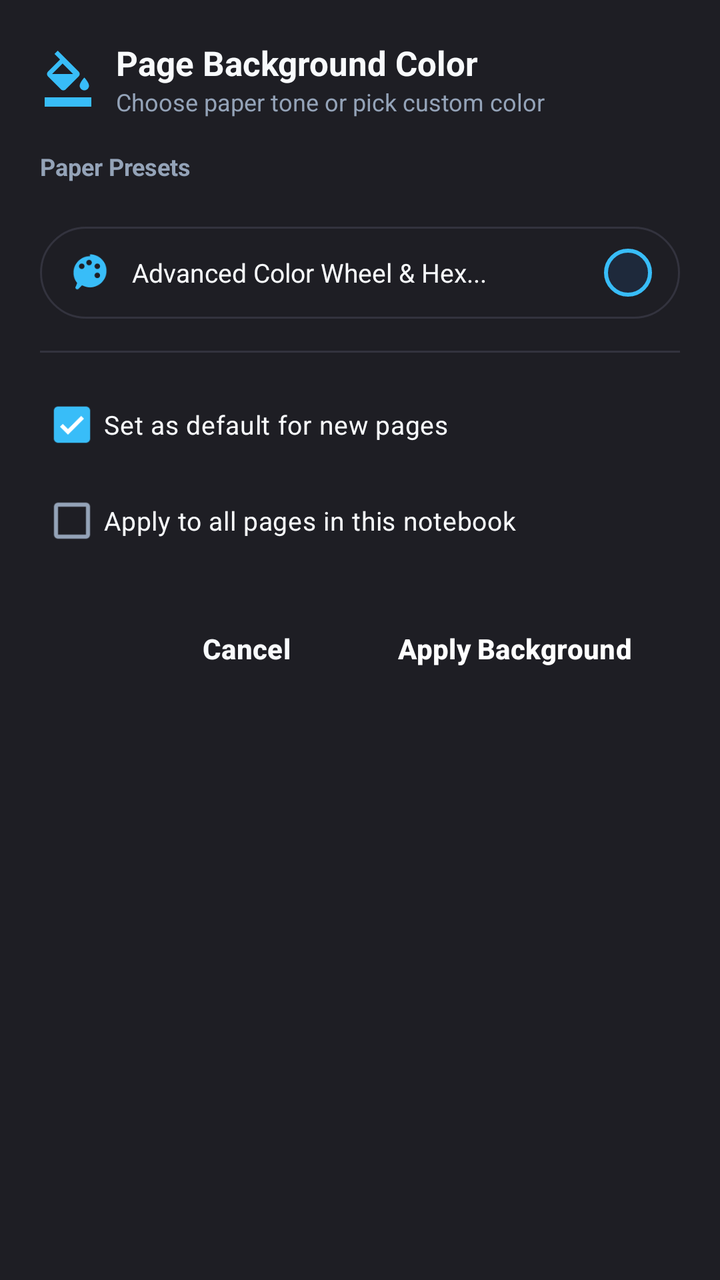
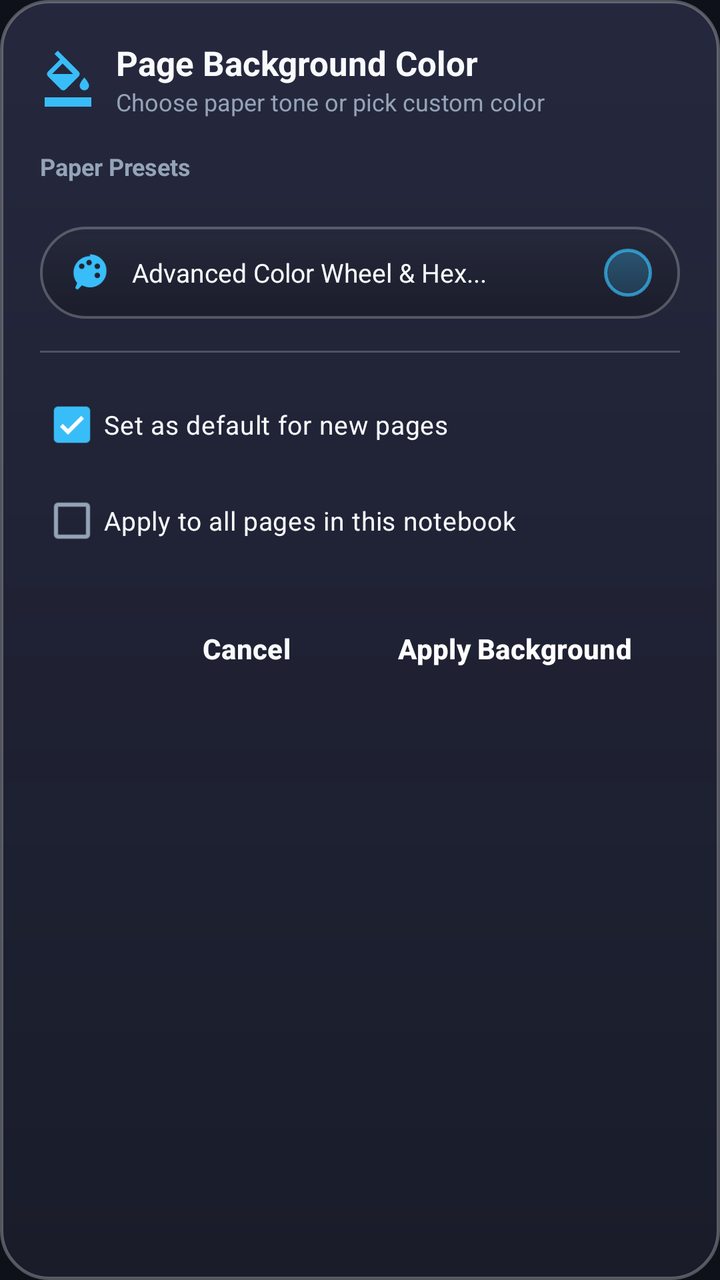

The first picture is an Android layout as it rendered before a commit; the second is the same layout after the commit. The layout source and the unified diff follow.
<!-- AndroidManifest.xml: application theme Theme.OpenNotes -->
<!-- res/layout/dialog_page_color_selector.xml -->
<?xml version="1.0" encoding="utf-8"?>
<LinearLayout xmlns:android="http://schemas.android.com/apk/res/android"
    xmlns:app="http://schemas.android.com/apk/res-auto"
    android:layout_width="match_parent"
    android:layout_height="wrap_content"
    android:background="@color/surface"
    android:orientation="vertical"
    android:padding="20dp">

    
    <LinearLayout
        android:layout_width="match_parent"
        android:layout_height="wrap_content"
        android:gravity="center_vertical"
        android:orientation="horizontal"
        android:layout_marginBottom="16dp">

        <ImageView
            android:layout_width="28dp"
            android:layout_height="28dp"
            android:src="@drawable/ic_page_color"
            app:tint="@color/accent"
            android:layout_marginEnd="10dp" />

        <LinearLayout
            android:layout_width="0dp"
            android:layout_height="wrap_content"
            android:layout_weight="1"
            android:orientation="vertical">

            <TextView
                android:layout_width="wrap_content"
                android:layout_height="wrap_content"
                android:text="Page Background Color"
                android:textColor="@color/text_primary"
                android:textSize="17sp"
                android:textStyle="bold" />

            <TextView
                android:layout_width="wrap_content"
                android:layout_height="wrap_content"
                android:text="Choose paper tone or pick custom color"
                android:textColor="@color/text_secondary"
                android:textSize="12sp" />
        </LinearLayout>
    </LinearLayout>

    
    <TextView
        android:layout_width="wrap_content"
        android:layout_height="wrap_content"
        android:text="Paper Presets"
        android:textColor="@color/text_secondary"
        android:textSize="12sp"
        android:textStyle="bold"
        android:layout_marginBottom="8dp" />

    <HorizontalScrollView
        android:layout_width="match_parent"
        android:layout_height="wrap_content"
        android:scrollbars="none"
        android:layout_marginBottom="14dp">

        <LinearLayout
            android:id="@+id/layoutColorPresets"
            android:layout_width="wrap_content"
            android:layout_height="wrap_content"
            android:orientation="horizontal"
            android:gravity="center_vertical">
            
        </LinearLayout>
    </HorizontalScrollView>

    
    <LinearLayout
        android:id="@+id/btnOpenCustomColorPicker"
        android:layout_width="match_parent"
        android:layout_height="46dp"
        android:orientation="horizontal"
        android:gravity="center_vertical"
        android:paddingHorizontal="14dp"
        android:background="@drawable/bg_floating_pill"
        android:layout_marginBottom="16dp"
        android:clickable="true"
        android:focusable="true">

        <ImageView
            android:layout_width="22dp"
            android:layout_height="22dp"
            android:src="@drawable/ic_palette"
            app:tint="@color/accent" />

        <TextView
            android:layout_width="0dp"
            android:layout_height="wrap_content"
            android:layout_weight="1"
            android:layout_marginStart="10dp"
            android:text="Advanced Color Wheel &amp; Hex..."
            android:textColor="@color/text_primary"
            android:textSize="13sp" />

        <View
            android:id="@+id/previewSelectedBgColor"
            android:layout_width="24dp"
            android:layout_height="24dp"
            android:background="@drawable/bg_tool_button_active" />
    </LinearLayout>

    <View
        android:layout_width="match_parent"
        android:layout_height="1dp"
        android:background="@color/divider"
        android:layout_marginBottom="12dp" />

    
    <com.google.android.material.checkbox.MaterialCheckBox
        android:id="@+id/checkSetAsNotebookDefault"
        android:layout_width="match_parent"
        android:layout_height="wrap_content"
        android:text="Set as default for new pages"
        android:textColor="@color/text_primary"
        android:textSize="13sp"
        android:checked="true" />

    
    <com.google.android.material.checkbox.MaterialCheckBox
        android:id="@+id/checkApplyToAllPages"
        android:layout_width="match_parent"
        android:layout_height="wrap_content"
        android:text="Apply to all pages in this notebook"
        android:textColor="@color/text_primary"
        android:textSize="13sp"
        android:checked="false"
        android:layout_marginBottom="16dp" />

    
    <LinearLayout
        android:layout_width="match_parent"
        android:layout_height="wrap_content"
        android:gravity="end"
        android:orientation="horizontal">

        <Button
            android:id="@+id/btnCancelColorDialog"
            style="@style/Widget.Material3.Button.TextButton"
            android:layout_width="wrap_content"
            android:layout_height="wrap_content"
            android:text="Cancel"
            android:textStyle="bold"
            android:textColor="@color/text_primary" />

        <Button
            android:id="@+id/btnApplyColorDialog"
            style="@style/Widget.Material3.Button"
            android:layout_width="wrap_content"
            android:layout_height="wrap_content"
            android:layout_marginStart="8dp"
            android:text="Apply Background"
            android:textStyle="bold"
            android:textColor="#FFFFFF"
            app:backgroundTint="@color/accent" />
    </LinearLayout>

</LinearLayout>
<!-- resources referenced by this layout -->
<resources>
  <color name="accent">#38BDF8</color>
  <color name="divider">#33333E</color>
  <color name="surface">#1E1E24</color>
  <color name="text_primary">#F8FAFC</color>
  <color name="text_secondary">#94A3B8</color>
  <!-- drawable bg_floating_pill (drawable) -->
  <?xml version="1.0" encoding="utf-8"?>
  <shape xmlns:android="http://schemas.android.com/apk/res/android"
      android:shape="rectangle">
      <corners android:radius="24dp" />
      <solid android:color="@color/surface" />
      <stroke
          android:width="1dp"
          android:color="@color/divider" />
  </shape>
  <!-- drawable bg_tool_button_active (drawable) -->
  <?xml version="1.0" encoding="utf-8"?>
  <shape xmlns:android="http://schemas.android.com/apk/res/android"
      android:shape="rectangle">
      <corners android:radius="12dp" />
      <solid android:color="@color/accent_light" />
      <stroke android:width="2dp" android:color="@color/accent" />
  </shape>
  <!-- drawable ic_page_color (drawable) -->
  <vector xmlns:android="http://schemas.android.com/apk/res/android"
      android:width="24dp"
      android:height="24dp"
      android:viewportWidth="24"
      android:viewportHeight="24">
      <path
          android:fillColor="#FFFFFFFF"
          android:pathData="M16.56,8.94L7.62,0 6.21,1.41l2.38,2.38 -5.15,5.15c-0.59,0.59 -0.59,1.54 0,2.12l5.5,5.5c0.29,0.29 0.68,0.44 1.06,0.44s0.77,-0.15 1.06,-0.44l5.5,-5.5c0.59,-0.58 0.59,-1.53 0,-2.12zM5.21,10l4.5,-4.5 4.5,4.5H5.21zM19,11.5s-2,2.17 -2,3.5c0,1.1 0.9,2 2,2s2,-0.9 2,-2c0,-1.33 -2,-3.5 -2,-3.5zM2,20h20v4H2v-4z" />
  </vector>
  <color name="accent_light">#1E293B</color>
  <color name="accent_blue">#3B82F6</color>
  <color name="surface_variant">#2A2A32</color>
  <color name="window_background">#121214</color>
  <color name="surface_card">#24242B</color>
  <style name="Widget.OpenNotes.DialogButton.Positive" parent="Widget.Material3.Button.TextButton.Dialog">
          <item name="android:textColor">@color/accent</item>
          <item name="android:textStyle">bold</item>
          <item name="android:textSize">14sp</item>
          <item name="android:textAllCaps">false</item>
      </style>
  <style name="Widget.OpenNotes.DialogButton.Negative" parent="Widget.Material3.Button.TextButton.Dialog">
          <item name="android:textColor">@color/text_primary</item>
          <item name="android:textStyle">bold</item>
          <item name="android:textSize">14sp</item>
          <item name="android:textAllCaps">false</item>
      </style>
  <style name="Widget.OpenNotes.DialogButton.Neutral" parent="Widget.Material3.Button.TextButton.Dialog">
          <item name="android:textColor">@color/text_secondary</item>
          <item name="android:textSize">14sp</item>
          <item name="android:textAllCaps">false</item>
      </style>
  <!-- unchanged entries left out for length: 3 -->
</resources>

<!-- the commit's change to res/layout/dialog_page_color_selector.xml (unified diff, before → after) -->
@@ -3,7 +3,7 @@
     xmlns:app="http://schemas.android.com/apk/res-auto"
     android:layout_width="match_parent"
     android:layout_height="wrap_content"
-    android:background="@color/surface"
+    android:background="@drawable/shape_dialog_bg"
     android:orientation="vertical"
     android:padding="20dp">
 
<!-- resource entries referenced after the edit -->
@@ -1,27 +1,41 @@
 <!-- resources referenced by this layout -->
 <resources>
   <color name="accent">#38BDF8</color>
-  <color name="divider">#33333E</color>
-  <color name="surface">#1E1E24</color>
+  <color name="divider">#33FFFFFF</color>
+  <color name="surface">#D91A1C28</color>
   <color name="text_primary">#F8FAFC</color>
   <color name="text_secondary">#94A3B8</color>
   <!-- drawable bg_floating_pill (drawable) -->
   <?xml version="1.0" encoding="utf-8"?>
-  <shape xmlns:android="http://schemas.android.com/apk/res/android"
-      android:shape="rectangle">
-      <corners android:radius="24dp" />
-      <solid android:color="@color/surface" />
-      <stroke
-          android:width="1dp"
-          android:color="@color/divider" />
-  </shape>
+  <layer-list xmlns:android="http://schemas.android.com/apk/res/android">
+      
+      <item>
+          <shape android:shape="rectangle">
+              <corners android:radius="24dp" />
+              <gradient
+                  android:angle="270"
+                  android:startColor="#E625283A"
+                  android:endColor="#D4191B28"
+                  android:type="linear" />
+              <stroke
+                  android:width="1.2dp"
+                  android:color="#3DFFFFFF" />
+          </shape>
+      </item>
+  </layer-list>
   <!-- drawable bg_tool_button_active (drawable) -->
   <?xml version="1.0" encoding="utf-8"?>
   <shape xmlns:android="http://schemas.android.com/apk/res/android"
       android:shape="rectangle">
-      <corners android:radius="12dp" />
-      <solid android:color="@color/accent_light" />
-      <stroke android:width="2dp" android:color="@color/accent" />
+      <corners android:radius="14dp" />
+      <gradient
+          android:angle="270"
+          android:startColor="#4D38BDF8"
+          android:endColor="#2B38BDF8"
+          android:type="linear" />
+      <stroke
+          android:width="1.5dp"
+          android:color="#B338BDF8" />
   </shape>
   <!-- drawable ic_page_color (drawable) -->
   <vector xmlns:android="http://schemas.android.com/apk/res/android"
@@ -33,11 +47,28 @@
           android:fillColor="#FFFFFFFF"
           android:pathData="M16.56,8.94L7.62,0 6.21,1.41l2.38,2.38 -5.15,5.15c-0.59,0.59 -0.59,1.54 0,2.12l5.5,5.5c0.29,0.29 0.68,0.44 1.06,0.44s0.77,-0.15 1.06,-0.44l5.5,-5.5c0.59,-0.58 0.59,-1.53 0,-2.12zM5.21,10l4.5,-4.5 4.5,4.5H5.21zM19,11.5s-2,2.17 -2,3.5c0,1.1 0.9,2 2,2s2,-0.9 2,-2c0,-1.33 -2,-3.5 -2,-3.5zM2,20h20v4H2v-4z" />
   </vector>
+  <!-- drawable shape_dialog_bg (drawable) -->
+  <?xml version="1.0" encoding="utf-8"?>
+  <layer-list xmlns:android="http://schemas.android.com/apk/res/android">
+      <item>
+          <shape android:shape="rectangle">
+              <corners android:radius="24dp" />
+              <gradient
+                  android:angle="270"
+                  android:startColor="#F526293E"
+                  android:endColor="#EC1A1C2B"
+                  android:type="linear" />
+              <stroke
+                  android:width="1.5dp"
+                  android:color="#48FFFFFF" />
+          </shape>
+      </item>
+  </layer-list>
   <color name="accent_light">#1E293B</color>
   <color name="accent_blue">#3B82F6</color>
-  <color name="surface_variant">#2A2A32</color>
-  <color name="window_background">#121214</color>
-  <color name="surface_card">#24242B</color>
+  <color name="surface_variant">#80181A26</color>
+  <color name="window_background">#0E111A</color>
+  <color name="surface_card">#E6202232</color>
   <style name="Widget.OpenNotes.DialogButton.Positive" parent="Widget.Material3.Button.TextButton.Dialog">
           <item name="android:textColor">@color/accent</item>
           <item name="android:textStyle">bold</item>
